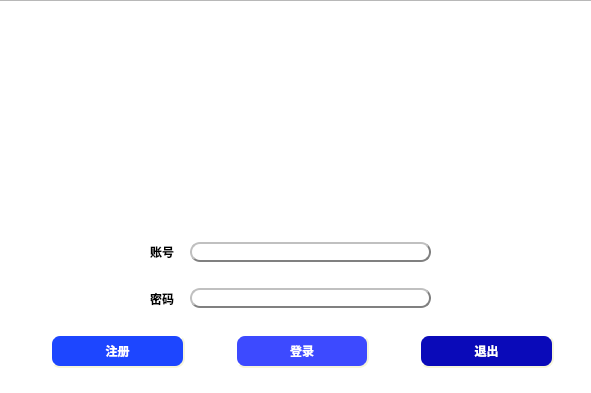
The window that Client/App_view/Ui_file/login.ui (metaphysicser/MyMail) describes before a commit, drawn with Qt 5.
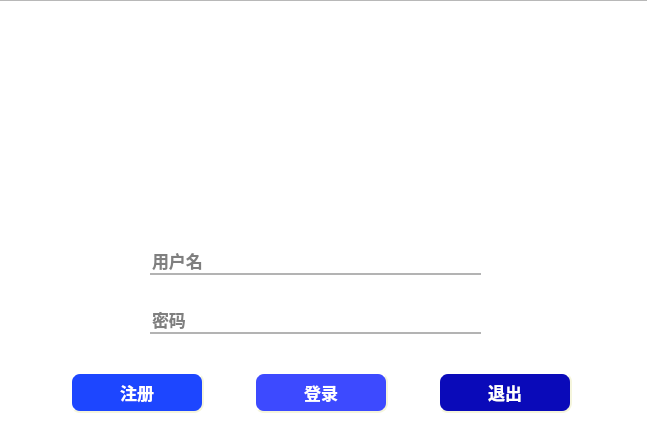
The same window after the commit. Icons and pictures are not drawn.

Commit message: feat: add login some qss style

Patch:
```diff
--- a/Client/App_view/Ui_file/login.ui
+++ b/Client/App_view/Ui_file/login.ui
@@ -6,20 +6,20 @@
    <rect>
     <x>0</x>
     <y>0</y>
-    <width>591</width>
-    <height>393</height>
+    <width>647</width>
+    <height>438</height>
    </rect>
   </property>
   <property name="minimumSize">
    <size>
-    <width>591</width>
-    <height>393</height>
+    <width>647</width>
+    <height>438</height>
    </size>
   </property>
   <property name="maximumSize">
    <size>
-    <width>591</width>
-    <height>393</height>
+    <width>647</width>
+    <height>438</height>
    </size>
   </property>
   <property name="windowTitle">
@@ -30,8 +30,8 @@
     <rect>
      <x>-10</x>
      <y>0</y>
-     <width>611</width>
-     <height>411</height>
+     <width>661</width>
+     <height>451</height>
     </rect>
    </property>
    <property name="styleSheet">
@@ -44,54 +44,13 @@
      <x>0</x>
      <y>20</y>
      <width>581</width>
-     <height>290</height>
+     <height>341</height>
     </rect>
    </property>
    <layout class="QHBoxLayout" name="horizontalLayout_2">
     <property name="topMargin">
      <number>200</number>
     </property>
-    <item>
-     <layout class="QVBoxLayout" name="verticalLayout_2">
-      <property name="spacing">
-       <number>24</number>
-      </property>
-      <property name="leftMargin">
-       <number>150</number>
-      </property>
-      <property name="topMargin">
-       <number>20</number>
-      </property>
-      <item>
-       <widget class="QLabel" name="label_2">
-        <property name="font">
-         <font>
-          <family>微软雅黑</family>
-          <weight>75</weight>
-          <bold>true</bold>
-         </font>
-        </property>
-        <property name="text">
-         <string>账号</string>
-        </property>
-       </widget>
-      </item>
-      <item>
-       <widget class="QLabel" name="label">
-        <property name="font">
-         <font>
-          <family>微软雅黑</family>
-          <weight>75</weight>
-          <bold>true</bold>
-         </font>
-        </property>
-        <property name="text">
-         <string>密码</string>
-        </property>
-       </widget>
-      </item>
-     </layout>
-    </item>
     <item>
      <layout class="QVBoxLayout" name="verticalLayout">
       <property name="spacing">
@@ -101,36 +60,91 @@
        <enum>QLayout::SetDefaultConstraint</enum>
       </property>
       <property name="leftMargin">
-       <number>10</number>
+       <number>150</number>
       </property>
       <property name="topMargin">
        <number>20</number>
       </property>
       <property name="rightMargin">
-       <number>150</number>
+       <number>100</number>
+      </property>
+      <property name="bottomMargin">
+       <number>20</number>
       </property>
       <item>
        <widget class="QLineEdit" name="lineEdit">
+        <property name="font">
+         <font>
+          <family>微软雅黑</family>
+          <pointsize>13</pointsize>
+          <weight>75</weight>
+          <bold>true</bold>
+         </font>
+        </property>
         <property name="styleSheet">
-         <string notr="true">background-color: rgb(255, 255, 255);
+         <string notr="true">QLineEdit{
+background-color: transparent;
 border-style: outset;
 border-width: 2px;
-border-radius: 10px;
-border-color:grey;</string>
+border-color:grey;
+border:0px;
+border-bottom: 2px solid #B3B3B3;
+
+}
+
+QLineEdit:hover{
+    border-bottom: 3px solid #66A3FF;	
+    }
+
+QLineEdit:focus{
+    border-bottom: 3px solid #E680BD;	#下框线变为3px像素宽度，颜色为#E680BD
+    }</string>
         </property>
         <property name="text">
          <string/>
         </property>
+        <property name="placeholderText">
+         <string>用户名</string>
+        </property>
        </widget>
       </item>
       <item>
        <widget class="QLineEdit" name="lineEdit_2">
+        <property name="font">
+         <font>
+          <family>微软雅黑</family>
+          <pointsize>13</pointsize>
+          <weight>75</weight>
+          <bold>true</bold>
+         </font>
+        </property>
         <property name="styleSheet">
-         <string notr="true">background-color: rgb(255, 255, 255);
+         <string notr="true">QLineEdit{
+background-color: transparent;
 border-style: outset;
 border-width: 2px;
-border-radius: 10px;
-border-color:grey;</string>
+border-color:grey;
+border:0px;
+border-bottom: 2px solid #B3B3B3;
+
+}
+
+QLineEdit:hover{
+    border-bottom: 3px solid #66A3FF;	
+    }
+
+QLineEdit:focus{
+    border-bottom: 3px solid #E680BD;	#下框线变为3px像素宽度，颜色为#E680BD
+    }</string>
+        </property>
+        <property name="frame">
+         <bool>true</bool>
+        </property>
+        <property name="echoMode">
+         <enum>QLineEdit::Password</enum>
+        </property>
+        <property name="placeholderText">
+         <string>密码</string>
         </property>
        </widget>
       </item>
@@ -147,8 +161,17 @@
      <height>97</height>
     </rect>
    </property>
-   <layout class="QVBoxLayout" name="verticalLayout_4">
-    <item>
+   <layout class="QVBoxLayout" name="verticalLayout_4"/>
+  </widget>
+  <widget class="QWidget" name="layoutWidget">
+   <property name="geometry">
+    <rect>
+     <x>20</x>
+     <y>350</y>
+     <width>652</width>
+     <height>106</height>
+    </rect>
+   </property>
      <layout class="QHBoxLayout" name="horizontalLayout">
       <property name="spacing">
        <number>50</number>
@@ -173,6 +196,7 @@
         <property name="font">
          <font>
           <family>微软雅黑</family>
+        <pointsize>13</pointsize>
           <weight>75</weight>
           <bold>true</bold>
          </font>
@@ -188,7 +212,14 @@
     padding: 6px;
     color: white
 }
+
+
 QPushButton:pressed{
+   background-color: rgb(29, 70, 255);
+}
+
+
+QPushButton:hover{
    background-color:rgb(84, 42, 255);
 }</string>
         </property>
@@ -202,6 +233,7 @@
         <property name="font">
          <font>
           <family>微软雅黑</family>
+        <pointsize>13</pointsize>
           <weight>75</weight>
           <bold>true</bold>
          </font>
@@ -231,6 +263,7 @@
         <property name="font">
          <font>
           <family>微软雅黑</family>
+        <pointsize>13</pointsize>
           <weight>75</weight>
           <bold>true</bold>
          </font>
@@ -254,8 +287,6 @@
          <string>退出</string>
         </property>
        </widget>
-      </item>
-     </layout>
     </item>
    </layout>
   </widget>
```
Left out of the diff: 6 changed lines with no effect on the pictures. Lines whose indentation alone changed are shown as unchanged. The commit also changes 8 other files.
